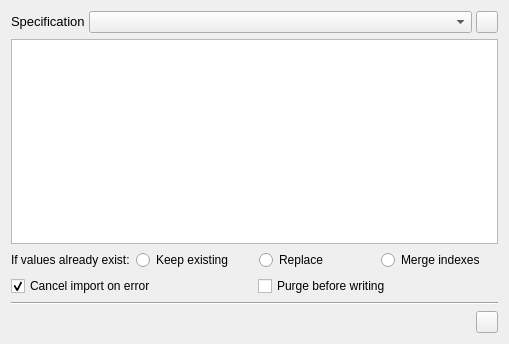
This is spine_items/importer/ui/importer_properties.ui in spine-tools/spine-items as Qt 5 draws it before an edit. The edited form follows.
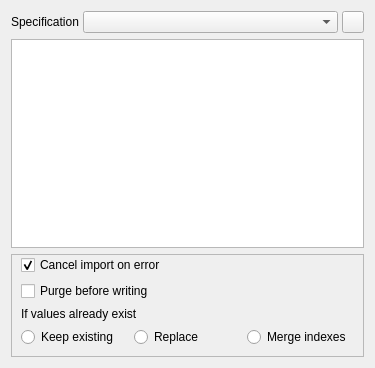
This is the edited form. Icons and pictures are not drawn.

Commit message: Remove boiler plate code to open item directory

```diff
--- a/spine_items/importer/ui/importer_properties.ui
+++ b/spine_items/importer/ui/importer_properties.ui
@@ -18,8 +18,8 @@
    <rect>
     <x>0</x>
     <y>0</y>
-    <width>509</width>
-    <height>344</height>
+    <width>375</width>
+    <height>368</height>
    </rect>
   </property>
   <property name="windowTitle">
@@ -45,11 +45,6 @@
          <height>16777215</height>
         </size>
        </property>
-       <property name="font">
-        <font>
-         <pointsize>10</pointsize>
-        </font>
-       </property>
        <property name="text">
         <string>Specification</string>
        </property>
@@ -104,11 +99,6 @@
    </item>
    <item>
     <widget class="QTreeView" name="treeView_files">
-     <property name="font">
-      <font>
-       <pointsize>10</pointsize>
-      </font>
-     </property>
      <property name="contextMenuPolicy">
       <enum>Qt::CustomContextMenu</enum>
      </property>
@@ -121,14 +111,46 @@
     </widget>
    </item>
    <item>
-    <layout class="QHBoxLayout" name="horizontalLayout">
+    <widget class="QFrame" name="frame">
+     <property name="frameShape">
+      <enum>QFrame::StyledPanel</enum>
+     </property>
+     <property name="frameShadow">
+      <enum>QFrame::Raised</enum>
+     </property>
+     <layout class="QVBoxLayout" name="verticalLayout_2">
+      <property name="topMargin">
+       <number>0</number>
+      </property>
+      <item>
+       <widget class="QCheckBox" name="cancel_on_error_checkBox">
+        <property name="toolTip">
+         <string>If there are any errors when trying to import data cancel the whole import.</string>
+        </property>
+        <property name="text">
+         <string>Cancel import on error</string>
+        </property>
+        <property name="checked">
+         <bool>true</bool>
+        </property>
+       </widget>
+      </item>
+      <item>
+       <widget class="QCheckBox" name="checkBox_purge_before_writing">
+        <property name="text">
+         <string>Purge before writing</string>
+        </property>
+       </widget>
+      </item>
      <item>
       <widget class="QLabel" name="label">
        <property name="text">
-        <string>If values already exist:</string>
+         <string>If values already exist</string>
        </property>
       </widget>
      </item>
+      <item>
+       <layout class="QHBoxLayout" name="horizontalLayout">
      <item>
       <widget class="QRadioButton" name="radioButton_on_conflict_keep">
        <property name="text">
@@ -152,83 +174,9 @@
      </item>
     </layout>
    </item>
-   <item>
-    <layout class="QHBoxLayout" name="horizontalLayout_2">
-     <item>
-      <widget class="QCheckBox" name="cancel_on_error_checkBox">
-       <property name="toolTip">
-        <string>If there are any errors when trying to import data cancel the whole import.</string>
-       </property>
-       <property name="text">
-        <string>Cancel import on error</string>
-       </property>
-       <property name="checked">
-        <bool>true</bool>
-       </property>
-      </widget>
-     </item>
-     <item>
-      <widget class="QCheckBox" name="checkBox_purge_before_writing">
-       <property name="text">
-        <string>Purge before writing</string>
-       </property>
-      </widget>
-     </item>
-    </layout>
-   </item>
-   <item>
-    <widget class="Line" name="line_6">
-     <property name="orientation">
-      <enum>Qt::Horizontal</enum>
-     </property>
+     </layout>
     </widget>
    </item>
-   <item>
-    <layout class="QHBoxLayout" name="horizontalLayout_13">
-     <item>
-      <spacer name="horizontalSpacer_17">
-       <property name="orientation">
-        <enum>Qt::Horizontal</enum>
-       </property>
-       <property name="sizeHint" stdset="0">
-        <size>
-         <width>40</width>
-         <height>20</height>
-        </size>
-       </property>
-      </spacer>
-     </item>
-     <item>
-      <widget class="QToolButton" name="toolButton_open_dir">
-       <property name="sizePolicy">
-        <sizepolicy hsizetype="Fixed" vsizetype="Fixed">
-         <horstretch>0</horstretch>
-         <verstretch>0</verstretch>
-        </sizepolicy>
-       </property>
-       <property name="minimumSize">
-        <size>
-         <width>22</width>
-         <height>22</height>
-        </size>
-       </property>
-       <property name="maximumSize">
-        <size>
-         <width>22</width>
-         <height>22</height>
-        </size>
-       </property>
-       <property name="toolTip">
-        <string>&lt;html&gt;&lt;head/&gt;&lt;body&gt;&lt;p&gt;Open this Importer's project directory in file browser&lt;/p&gt;&lt;/body&gt;&lt;/html&gt;</string>
-       </property>
-       <property name="icon">
-        <iconset resource="../../ui/resources/resources_icons.qrc">
-         <normaloff>:/icons/folder-open-regular.svg</normaloff>:/icons/folder-open-regular.svg</iconset>
-       </property>
-      </widget>
-     </item>
-    </layout>
-   </item>
   </layout>
  </widget>
  <resources>
```
Lines whose indentation alone changed are shown as unchanged. The commit also changes 27 other files.
